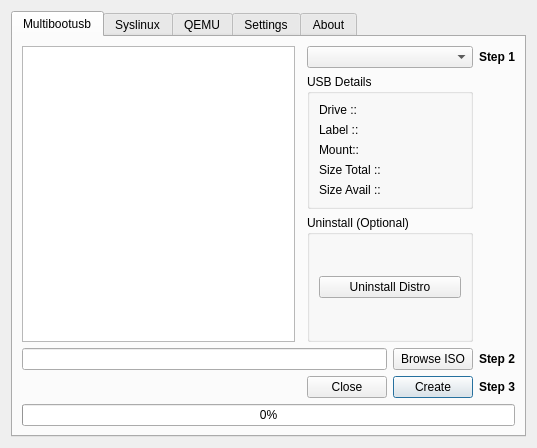
Before: the Qt Designer form multibootusb-new.ui in mbusb/multibootusb, drawn with Qt 5.
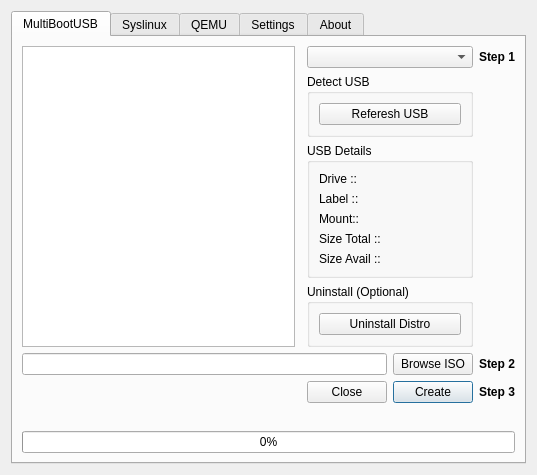
After: the same form once the commit is applied. Icons and pictures are not drawn.

```diff
--- a/multibootusb-new.ui
+++ b/multibootusb-new.ui
@@ -25,41 +25,41 @@
      </property>
      <widget class="QWidget" name="tab_3">
       <attribute name="title">
-       <string>Multibootusb</string>
+       <string>MultiBootUSB</string>
       </attribute>
       <layout class="QHBoxLayout" name="horizontalLayout_2">
        <item>
         <layout class="QGridLayout" name="gridLayout">
-         <item row="0" column="2" colspan="2">
-          <widget class="QComboBox" name="comboBox"/>
-         </item>
-         <item row="4" column="3">
+         <item row="5" column="3">
           <widget class="QPushButton" name="create">
            <property name="text">
             <string>Create</string>
            </property>
           </widget>
          </item>
-         <item row="4" column="2">
+         <item row="0" column="2" colspan="2">
+          <widget class="QComboBox" name="comboBox"/>
+         </item>
+         <item row="5" column="2">
           <widget class="QPushButton" name="close">
            <property name="text">
             <string>Close</string>
            </property>
           </widget>
          </item>
-         <item row="0" column="0" rowspan="3">
+         <item row="0" column="0" rowspan="4">
           <widget class="QListWidget" name="listWidget"/>
          </item>
-         <item row="3" column="0" colspan="3">
-          <widget class="QLineEdit" name="lineEdit"/>
-         </item>
-         <item row="3" column="3">
+         <item row="4" column="3">
           <widget class="QPushButton" name="browse_iso">
            <property name="text">
             <string>Browse ISO</string>
            </property>
           </widget>
          </item>
+         <item row="4" column="0" colspan="3">
+          <widget class="QLineEdit" name="lineEdit"/>
+         </item>
          <item row="0" column="4">
           <widget class="QLabel" name="labelstep1">
            <property name="text">
@@ -67,28 +67,28 @@
            </property>
           </widget>
          </item>
-         <item row="3" column="4">
+         <item row="4" column="4">
           <widget class="QLabel" name="labelstep2">
            <property name="text">
             <string>&lt;html&gt;&lt;head/&gt;&lt;body&gt;&lt;p align=&quot;center&quot;&gt;&lt;span style=&quot; font-weight:600;&quot;&gt;Step 2&lt;/span&gt;&lt;/p&gt;&lt;/body&gt;&lt;/html&gt;</string>
            </property>
           </widget>
          </item>
-         <item row="4" column="4">
+         <item row="5" column="4">
           <widget class="QLabel" name="labelstep3">
            <property name="text">
             <string>&lt;html&gt;&lt;head/&gt;&lt;body&gt;&lt;p align=&quot;center&quot;&gt;&lt;span style=&quot; font-weight:600;&quot;&gt;Step 3&lt;/span&gt;&lt;/p&gt;&lt;/body&gt;&lt;/html&gt;</string>
            </property>
           </widget>
          </item>
-         <item row="5" column="0" colspan="5">
+         <item row="7" column="0" colspan="5">
           <widget class="QProgressBar" name="progressBar">
            <property name="value">
             <number>0</number>
            </property>
           </widget>
          </item>
-         <item row="2" column="2" colspan="2">
+         <item row="3" column="2" colspan="2">
           <widget class="QGroupBox" name="groupBox">
            <property name="title">
             <string>Uninstall (Optional)</string>
@@ -108,14 +108,7 @@
            </layout>
           </widget>
          </item>
-         <item row="4" column="0" colspan="2">
-          <widget class="QLabel" name="label">
-           <property name="text">
-            <string/>
-           </property>
-          </widget>
-         </item>
-         <item row="1" column="2" colspan="2">
+         <item row="2" column="2" colspan="2">
           <widget class="QGroupBox" name="groupBox_6">
            <property name="title">
             <string>USB Details</string>
@@ -159,6 +152,46 @@
            </layout>
           </widget>
          </item>
+         <item row="1" column="2" colspan="2">
+          <layout class="QVBoxLayout" name="verticalLayout_11">
+           <item>
+            <widget class="QGroupBox" name="groupBox_11">
+             <property name="title">
+              <string>Detect USB</string>
+             </property>
+             <layout class="QHBoxLayout" name="horizontalLayout_8">
+              <item>
+               <widget class="QPushButton" name="detect_usb">
+                <property name="text">
+                 <string>Referesh USB</string>
+                </property>
+               </widget>
+              </item>
+             </layout>
+            </widget>
+           </item>
+          </layout>
+         </item>
+         <item row="5" column="0">
+          <widget class="QLabel" name="label">
+           <property name="text">
+            <string/>
+           </property>
+          </widget>
+         </item>
+         <item row="6" column="0" colspan="5">
+          <widget class="QLabel" name="status">
+           <property name="autoFillBackground">
+            <bool>false</bool>
+           </property>
+           <property name="frameShadow">
+            <enum>QFrame::Plain</enum>
+           </property>
+           <property name="text">
+            <string/>
+           </property>
+          </widget>
+         </item>
         </layout>
        </item>
       </layout>
```
Left out of the diff: 4 changed lines with no effect on the pictures.
